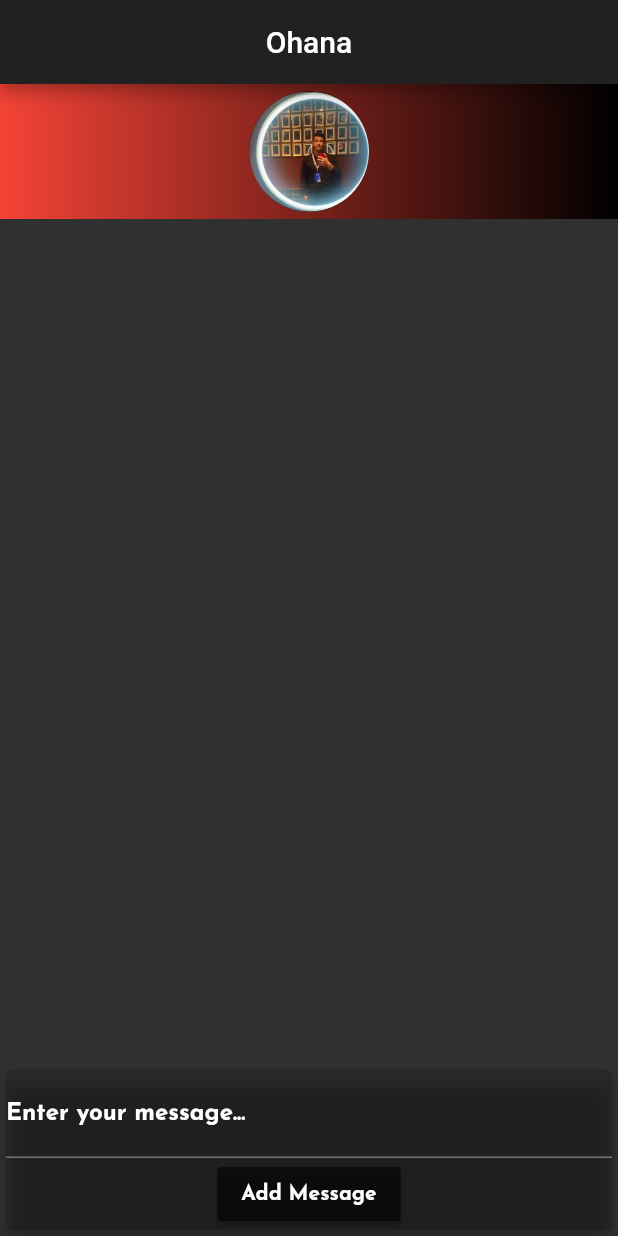
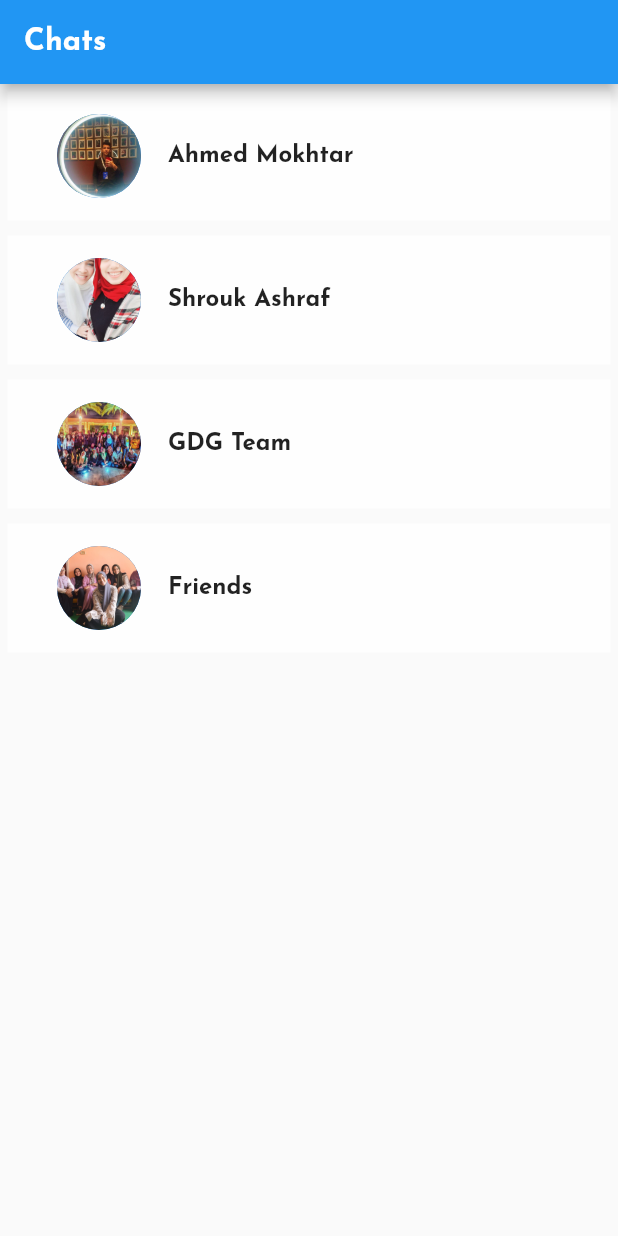
Before and after one commit to rahmaahassan/Chat_App, a Flutter app: the screen it shows after launch, on a phone screen of 412 x 824 dp. Run offline on Flutter 3.47's test engine with Material 2 defaults, Android fonts, the phone set to English and light mode, and no system bars; our stand-ins replace shared_preferences.

Commit message:
Simple Shat code

```diff
--- a/lib/main.dart
+++ b/lib/main.dart
@@ -1,104 +1,7 @@
 import 'package:flutter/material.dart';
-import 'package:shared_preferences/shared_preferences.dart';
 
-import 'new_message.dart';
+import 'my_chat.dart';
 
 main(){
   runApp(MyChat());
 }
-
-class MyChat extends StatefulWidget {
-  @override
-  _MyChatState createState() => _MyChatState();
-}
-
-class _MyChatState extends State<MyChat> {
-  List<String> msg = [];
-
-  _addNewMessage(String ms){
-    setState(() {
-      msg.add(ms);
-      saveData();
-    });
-  }
-
-  saveData()async{
-    SharedPreferences prefs = await SharedPreferences.getInstance();
-    prefs.setStringList('message', msg);
-  }
-
-  getData()async{
-    SharedPreferences prefs = await SharedPreferences.getInstance();
-    msg = prefs.getStringList('message')??0;
-  }
-  @override
-  void initState() {
-    // TODO: implement initState
-    super.initState();
-    getData();
-  }
-
-
-
-  @override
-  Widget build(BuildContext context) {
-    return MaterialApp(
-      debugShowCheckedModeBanner: false,
-      theme: ThemeData.dark(),
-      home: Scaffold(
-        appBar: AppBar(title: Text('Ohana',style: TextStyle(),),centerTitle: true,),
-        body: Column(
-          children: <Widget>[
-            Container(
-              height: 90,
-              decoration: BoxDecoration(
-                gradient: LinearGradient(
-                    begin: Alignment.centerLeft,
-                    end: Alignment.centerRight,
-                    colors: [Colors.red,Colors.black]
-                ),
-              ),
-              child: Row(
-                mainAxisAlignment: MainAxisAlignment.center,
-                children: <Widget>[
-                  CircleAvatar(
-                    backgroundImage: AssetImage('assets/images/ahmed.jpg'),
-                    radius: 40,
-                  ),
-                ],
-              ),
-            ),
-            Expanded(
-              child: ListView.builder(
-                reverse: true,
-                itemCount: msg.length??0,
-                itemBuilder: (_,index){
-                  return InkWell(
-                  onLongPress: (){
-                  setState(() {
-                  msg.removeAt(msg.length - 1 - index);
-                  saveData();
-                  });},
-                    child: Padding(
-                      padding: const EdgeInsets.all(8.0),
-                      child: Card(
-                        elevation: 8,
-                        margin: EdgeInsets.all(5),
-                        color: Colors.brown.shade400,
-                        child: Padding(
-                          padding: const EdgeInsets.all(8.0),
-                          child: Text(msg[msg.length - 1 - index],style: TextStyle(fontFamily: 'Josefin_Sans',fontSize: 20),),
-                        ),
-                      ),
-                    ),
-                  );
-                },
-              ),
-            ),
-            NewMessage(addMessage: _addNewMessage),
-          ],
-        ),
-      ),
-    );
-  }
-}
--- /dev/null
+++ b/lib/my_card.dart
@@ -0,0 +1,35 @@
+import 'package:flutter/material.dart';
+
+import 'chat.dart';
+
+class MyCard extends StatefulWidget {
+  String name, img;
+  IconData icon;
+  Color iconColor;
+
+  MyCard({this.name, this.img, this.icon,this.iconColor});
+
+  @override
+  _MyCardState createState() => _MyCardState();
+}
+
+class _MyCardState extends State<MyCard> {
+  @override
+  Widget build(BuildContext context) {
+    return Container(
+      padding: EdgeInsets.all(15),
+      margin: EdgeInsets.all(5.0),
+      decoration: BoxDecoration(
+       color: Colors.white70,
+      ),
+      child: ListTile(
+        onTap: (){
+          Navigator.of(context).push(MaterialPageRoute(builder: (_)=> Chats(widget.name,widget.img)));
+        },
+        leading: CircleAvatar(backgroundImage: AssetImage('assets/images/${widget.img}',),radius: 30,),
+        title: Text(widget.name),
+        trailing: Icon(widget.icon,color: widget.iconColor,),
+      ),
+    );
+  }
+}
--- /dev/null
+++ b/lib/my_chat.dart
@@ -0,0 +1,16 @@
+import 'package:flutter/material.dart';
+import 'package:tete2/my_list.dart';
+
+class MyChat extends StatelessWidget {
+  @override
+  Widget build(BuildContext context) {
+    return MaterialApp(
+      theme: ThemeData(fontFamily: 'Josefin_Sans'),
+      debugShowCheckedModeBanner: false,
+      home: Scaffold(
+        appBar: AppBar(title: Text('Chats')),
+        body: MyList(),
+      ),
+    );
+  }
+}
--- /dev/null
+++ b/lib/my_list.dart
@@ -0,0 +1,17 @@
+import 'package:flutter/material.dart';
+
+import 'my_card.dart';
+
+class MyList extends StatelessWidget {
+  @override
+  Widget build(BuildContext context) {
+    return ListView(
+      children: <Widget>[
+        MyCard(name: 'Ahmed Mokhtar',img: 'ahmed.jpg',iconColor: Colors.blue,),
+        MyCard(name: 'Shrouk Ashraf',img: 'shrouk.jpg',iconColor: Colors.blue,),
+        MyCard(name: 'GDG Team',img: 'gdg.jpg',iconColor: Colors.blue,),
+        MyCard(name: 'Friends',img: 'ssaarr.jpg',iconColor: Colors.blue,),
+      ],
+    );
+  }
+}
--- a/lib/new_message.dart
+++ b/lib/new_message.dart
@@ -1,37 +1,39 @@
 import 'package:flutter/material.dart';
-
 
 class NewMessage extends StatelessWidget {
   Function addMessage;
   NewMessage({this.addMessage});
 
-  var _controller = new TextEditingController();
-
+  Text _controller = new TextEditingController();
 
   @override
   Widget build(BuildContext context) {
     return Card(
-      color: Colors.black12,
+      color: Colors.white,
       elevation: 5,
       child: Column(
         mainAxisAlignment: MainAxisAlignment.center,
         crossAxisAlignment: CrossAxisAlignment.center,
         children: <Widget>[
           TextField(
-            cursorColor: Colors.white,
+            cursorColor: Colors.blue,
             controller: _controller,
-            decoration:
-            InputDecoration(labelText: 'Enter your message...',labelStyle: TextStyle(color: Colors.white,fontFamily: 'Josefin_Sans'),),
+            decoration: InputDecoration(
+              labelText: 'Enter your message...',
+              labelStyle: TextStyle(color: Colors.blue),
+            ),
           ),
           RaisedButton(
-            highlightColor: Colors.grey,
-            color: Colors.black54,
-            child: Text('Add Message',style: TextStyle(fontFamily: 'Josefin_Sans'),),
+            highlightColor: Colors.white,
+            color: Colors.blue,
+            child: Text(
+              'Add Message',
+              style: TextStyle(fontFamily: 'Josefin_Sans'),
+            ),
             onPressed: () {
               if (_controller.text.isNotEmpty) {
-                  addMessage(_controller.text);
-                  _controller.clear();
-
+                addMessage(_controller.text);
+                //_controller.clear();
               }
             },
           )
--- a/pubspec.yaml
+++ b/pubspec.yaml
@@ -45,6 +45,9 @@ flutter:
   assets:
     - assets/images/ahmed.jpg
     - assets/images/mekha.jpg
+    - assets/images/gdg.jpg
+    - assets/images/shrouk.jpg
+    - assets/images/ssaarr.jpg
 
   # An image asset can refer to one or more resolution-specific "variants", see
   # https://flutter.dev/assets-and-images/#resolution-aware.
```
Also changed, not shown: lib/chat.dart (added, +80 -0 lines), assets/images/gdg.jpg (added), assets/images/shrouk.jpg (added), assets/images/ssaarr.jpg (added).
